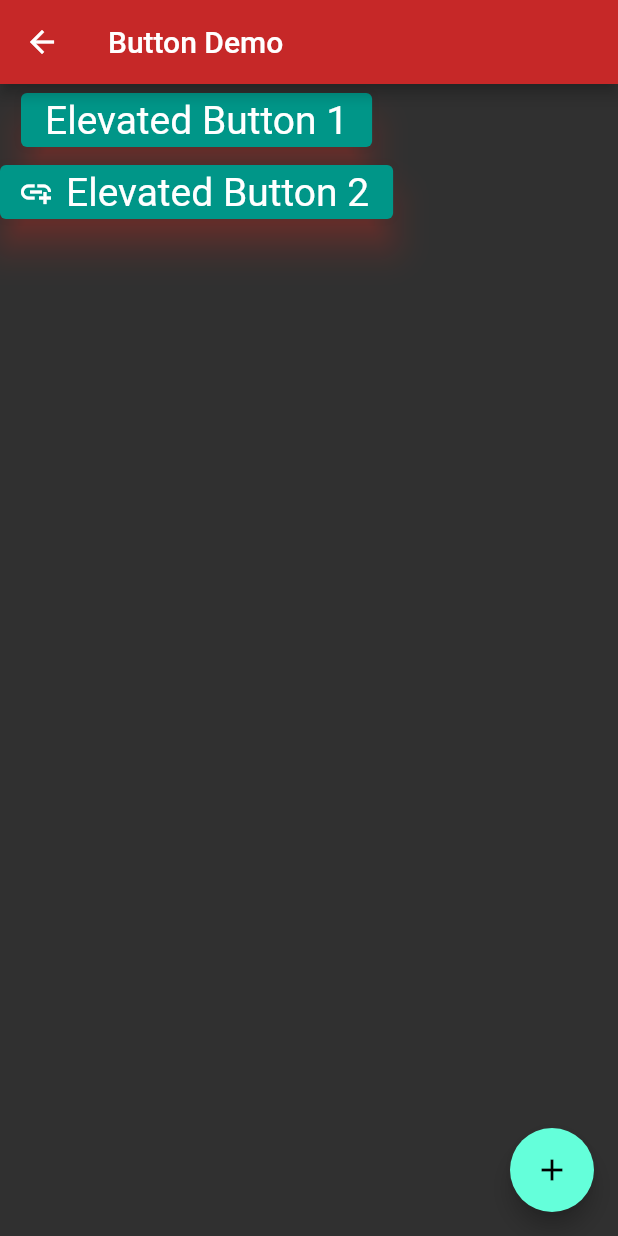
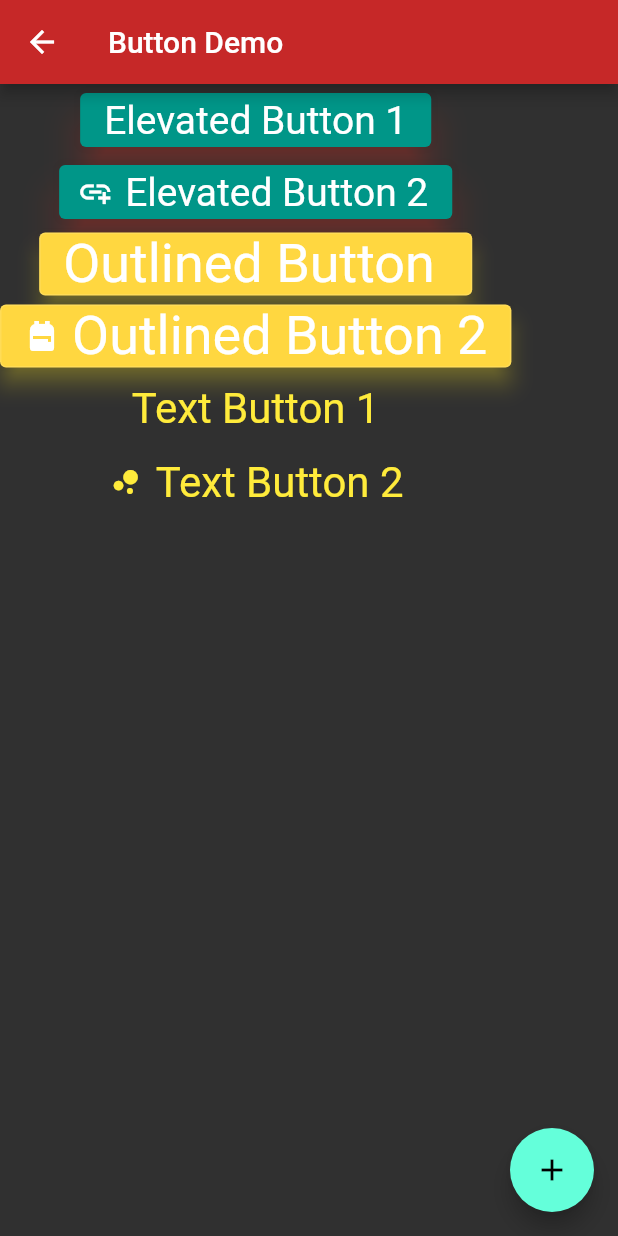
Before and after one commit to davidrgb/MAP-Lesson-1, a Flutter app: the screen it shows after launch, after a tap on "Button Demo", on a phone screen of 412 x 824 dp. Run offline on Flutter 3.47's test engine with Material 2 defaults, Android fonts, the phone set to English and light mode, and no system bars; network calls fail.

Commit message:
Part 2.10

```diff
--- a/lib/main.dart
+++ b/lib/main.dart
@@ -30,13 +30,33 @@ class Lesson1App extends StatelessWidget {
               shadowColor: Colors.red,
             ),
           ),
+          outlinedButtonTheme: OutlinedButtonThemeData(
+            style: OutlinedButton.styleFrom(
+              primary: Colors.white,
+              backgroundColor: Colors.amberAccent,
+              elevation: 6.0,
+              shadowColor: Colors.yellow,
+              textStyle: TextStyle(
+                fontSize: 36.0,
               ),
+            ),
+          ),
+          textButtonTheme: TextButtonThemeData(
+            style: TextButton.styleFrom(
+              primary: Colors.yellow,
+              textStyle: TextStyle(
+                fontSize: 28.0,
+              ),
+            ),
+          )),
       initialRoute: StartScreen.routeName,
       routes: {
         StartScreen.routeName: (BuildContext context) => StartScreen(),
-        MaterialDesignScreen.routeName: (BuildContext context) => MaterialDesignScreen(),
+        MaterialDesignScreen.routeName: (BuildContext context) =>
+            MaterialDesignScreen(),
         ImageScreen.routeName: (BuildContext context) => ImageScreen(),
-        ButtonDemoScreen.routeName: (BuildContext context) => ButtonDemoScreen(),
+        ButtonDemoScreen.routeName: (BuildContext context) =>
+            ButtonDemoScreen(),
       },
     );
   }
--- a/lib/viewscreen/buttondemo_screen.dart
+++ b/lib/viewscreen/buttondemo_screen.dart
@@ -13,7 +13,8 @@ class ButtonDemoScreen extends StatelessWidget {
         onPressed: () => print('======== Floating Action Button'),
         child: Icon(Icons.add),
       ),
-      body: Column(children: [
+      body: SingleChildScrollView(
+        child: Column(children: [
           ElevatedButton(
             onPressed: () {
               print('Elevated Button 1');
@@ -25,7 +26,26 @@ class ButtonDemoScreen extends StatelessWidget {
             icon: Icon(Icons.add_link),
             label: Text('Elevated Button 2'),
           ),
+          OutlinedButton(
+            onPressed: () => print('======== Outlined Button 1'),
+            child: Text('Outlined Button '),
+          ),
+          OutlinedButton.icon(
+            onPressed: () => print('======== Outlined Button 2'),
+            icon: Icon(Icons.backpack),
+            label: Text('Outlined Button 2'),
+          ),
+          TextButton(
+            onPressed: () => print('======== Text Button 1'),
+            child: Text('Text Button 1'),
+          ),
+          TextButton.icon(
+            onPressed: () => print('======== Text Button 2'),
+            icon: Icon(Icons.bubble_chart),
+            label: Text('Text Button 2'),
+          )
         ]),
+      ),
     );
   }
 }
```
Lines whose indentation alone changed are shown as unchanged.
